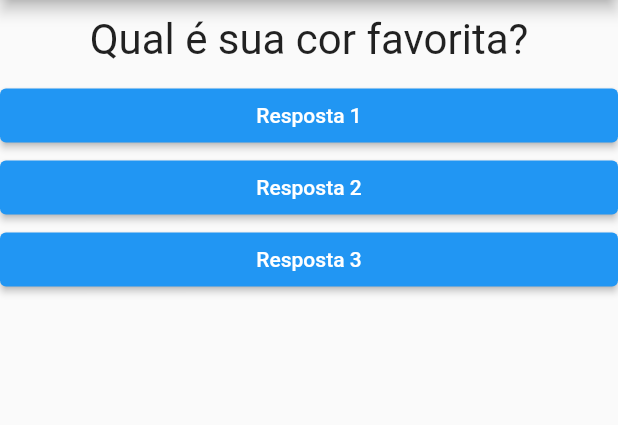
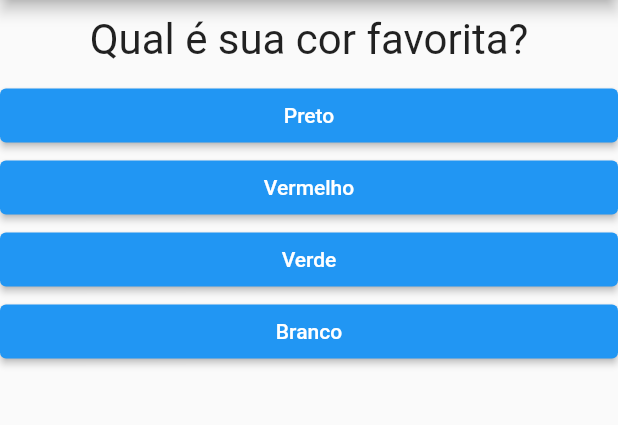
Before and after one commit to jonataslaet/udemy, a Flutter app: the screen it shows after launch, on a phone screen of 412 x 824 dp, the part 84-509 px from its top. Run offline on Flutter 3.47's test engine with Material 2 defaults, Android fonts, the light colour scheme and no system bars.

Commit message:
curso-flutter
Correção dos erros de tipo Object e String
Usando Tipo Map nas Perguntas
Lista para Widgets
Evitando Acessar Pergunta Inválida
Exibindo Resultado
Dividindo APP em Widgets
Desafio Widget Resultado
Widget Questionário

```diff
--- a/ws-curso-flutter/projeto_perguntas/lib/main.dart
+++ b/ws-curso-flutter/projeto_perguntas/lib/main.dart
@@ -1,7 +1,6 @@
 import 'package:flutter/material.dart';
-import 'package:projeto_perguntas/resposta.dart';
-
-import './questao.dart';
+import 'package:projeto_perguntas/questionario.dart';
+import 'package:projeto_perguntas/resultado.dart';
 
 void main() {
   runApp(new PerguntaApp());
@@ -9,33 +8,51 @@
 
 class _PerguntaAppState extends State<PerguntaApp> {
   var _perguntaSelecionada = 0;
+  final List<Map<String, Object>> _perguntas = const [
+    {
+      'texto': 'Qual é sua cor favorita?',
+      'respostas': ['Preto', 'Vermelho', 'Verde', 'Branco'],
+    },
+    {
+      'texto': 'Qual é seu animal favorito?',
+      'respostas': ['Coelho', 'Cobra', 'Elefante', 'Leão'],
+    },
+    {
+      'texto': 'Qual é seu instrutor favorito?',
+      'respostas': ['Maria', 'João', 'Leonardo', 'Pedro'],
+    }
+  ];
 
   void _responder() {
-    setState(() {
-      _perguntaSelecionada++;
-    });
-    print('Pergunta respondida!');
+    if (temPerguntaSelecionada) {
+      setState(() {
+        _perguntaSelecionada++;
+      });
+      print('Pergunta respondida!');
+    }
+  }
+
+  bool get temPerguntaSelecionada {
+    return _perguntaSelecionada < _perguntas.length;
   }
 
   @override
   Widget build(BuildContext context) {
-    final perguntas = [
-      'Qual é sua cor favorita?',
-      'Qual é seu animal favorito?'
-    ];
+    List<String> respostas = temPerguntaSelecionada
+        ? _perguntas[_perguntaSelecionada].cast()['respostas']
+        : [];
+
     return MaterialApp(
       home: Scaffold(
         appBar: AppBar(
           title: Text('Perguntas'),
         ),
-        body: Column(
-          children: [
-            Questao(perguntas[_perguntaSelecionada]),
-            Resposta('Resposta 1', _responder),
-            Resposta('Resposta 2', _responder),
-            Resposta('Resposta 3', _responder),
-          ],
-        ),
+        body: temPerguntaSelecionada
+            ? Questionario(
+                perguntas: _perguntas,
+                perguntaSelecionada: _perguntaSelecionada,
+                responder: _responder)
+            : Resultado(),
       ),
     );
   }
--- /dev/null
+++ b/ws-curso-flutter/projeto_perguntas/lib/questionario.dart
@@ -0,0 +1,34 @@
+import 'package:flutter/material.dart';
+import 'package:flutter/src/widgets/framework.dart';
+import 'package:projeto_perguntas/questao.dart';
+import 'package:projeto_perguntas/resposta.dart';
+
+class Questionario extends StatelessWidget {
+  final List<Map<String, Object>> perguntas;
+  final int perguntaSelecionada;
+  final void Function() responder;
+
+  Questionario({
+    required this.perguntas,
+    required this.perguntaSelecionada,
+    required this.responder,
+  });
+
+  bool get temPerguntaSelecionada {
+    return perguntaSelecionada < perguntas.length;
+  }
+
+  @override
+  Widget build(BuildContext context) {
+    List<String> respostas = temPerguntaSelecionada
+        ? perguntas[perguntaSelecionada].cast()['respostas']
+        : [];
+
+    return Column(
+      children: [
+        Questao(perguntas[perguntaSelecionada]['texto'].toString()),
+        ...respostas.map((alternativa) => Resposta(alternativa, responder)),
+      ],
+    );
+  }
+}
--- /dev/null
+++ b/ws-curso-flutter/projeto_perguntas/lib/resultado.dart
@@ -0,0 +1,14 @@
+import 'package:flutter/cupertino.dart';
+import 'package:flutter/src/widgets/framework.dart';
+
+class Resultado extends StatelessWidget {
+  @override
+  Widget build(BuildContext context) {
+    return Center(
+      child: Text(
+        'Parabéns!',
+        style: TextStyle(fontSize: 28),
+      ),
+    );
+  }
+}
```
